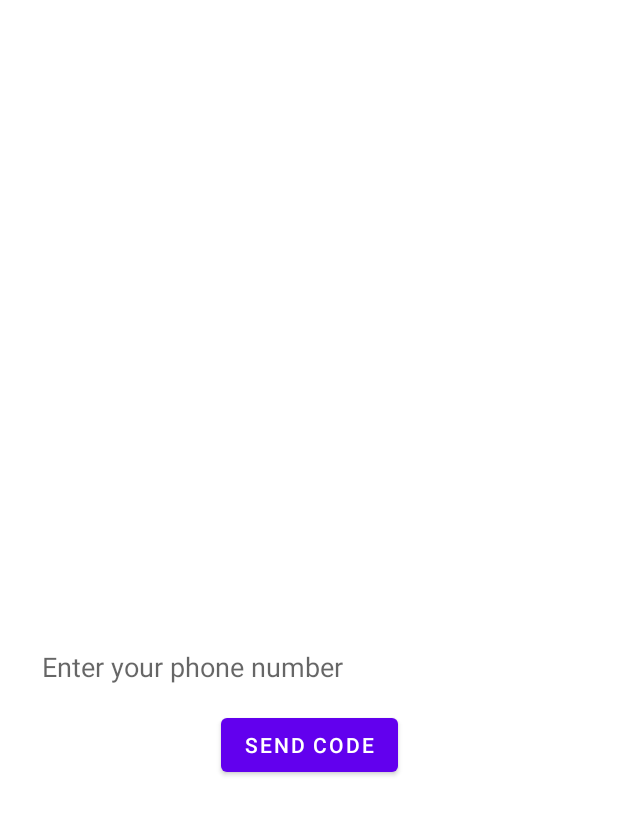
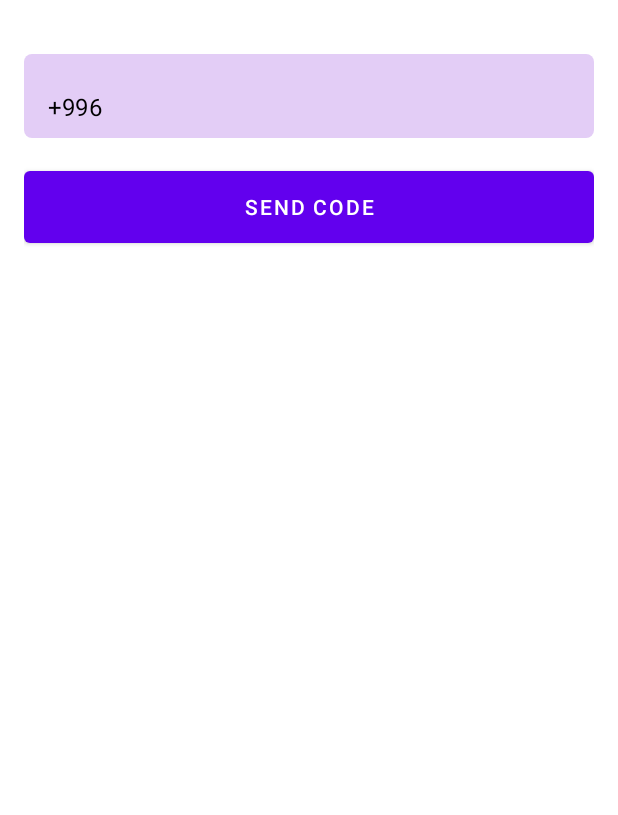
Before and after one commit to Madina192/Geeks_4_TaskManager, an Android app: the layout fragment_phone.xml on its own in the app's theme, with its tools: preview values and no code run, on a phone screen of 412 x 824 dp. Shown: the top 815 px of the screen. Run offline under Robolectric (Android 15) with nearby library versions, the phone set to English and light mode, and no system bars.

Commit message:
added textInputLayout and login pictures

```diff
--- a/app/build.gradle
+++ b/app/build.gradle
@@ -58,5 +58,5 @@ dependencies {
     implementation "androidx.room:room-runtime:$room_version"
     annotationProcessor "androidx.room:room-compiler:$room_version"
     kapt "androidx.room:room-compiler:$room_version"
-    implementation 'com.github.fraggjkee:sms-confirmation-view:1.7.1'
+    implementation 'com.github.sh3lan93:VerifyBlocksView:1.2'
 }
--- a/app/src/main/java/com/example/geeks_4_taskmanager/MainActivity.kt
+++ b/app/src/main/java/com/example/geeks_4_taskmanager/MainActivity.kt
@@ -51,8 +51,6 @@ class MainActivity : AppCompatActivity() {
         )
         setupActionBarWithNavController(navController, appBarConfiguration)
         navView.setupWithNavController(navController)
-
-
     }
 
     private fun setBottomNavVisibility() {
--- /dev/null
+++ b/app/src/main/res/drawable/edit_text_phone_number_bg.xml
@@ -0,0 +1,5 @@
+<?xml version="1.0" encoding="utf-8"?>
+<shape xmlns:android="http://schemas.android.com/apk/res/android">
+    <solid android:color="@color/light_purple"/>
+    <corners android:radius="5dp"/>
+</shape>
--- a/app/src/main/res/layout/fragment_phone.xml
+++ b/app/src/main/res/layout/fragment_phone.xml
@@ -1,34 +1,53 @@
 <?xml version="1.0" encoding="utf-8"?>
 <androidx.constraintlayout.widget.ConstraintLayout xmlns:android="http://schemas.android.com/apk/res/android"
+    xmlns:app="http://schemas.android.com/apk/res-auto"
     xmlns:tools="http://schemas.android.com/tools"
     android:layout_width="match_parent"
     android:layout_height="match_parent"
-    xmlns:app="http://schemas.android.com/apk/res-auto"
+    android:paddingHorizontal="16dp"
+    android:paddingTop="16dp"
     tools:context=".ui.auth.phone.PhoneFragment">
 
-    <EditText
-        app:layout_constraintTop_toTopOf="parent"
-        app:layout_constraintBottom_toBottomOf="parent"
-        android:id="@+id/etPhone"
+    <ImageView
+        android:id="@+id/ivLogin"
         android:layout_width="match_parent"
         android:layout_height="wrap_content"
-        android:hint="@string/enter_your_phone_number"
-        android:inputType="phone"
-        android:layout_marginTop="64dp"
-        android:layout_marginHorizontal="16dp"
-        android:background="@null"
-        android:paddingStart="12dp"
-        />
+        app:layout_constraintStart_toStartOf="parent"
+        app:layout_constraintTop_toTopOf="parent" />
+
+    <com.google.android.material.textfield.TextInputLayout
+        android:id="@+id/inputCountryCode"
+        android:layout_width="match_parent"
+        android:layout_height="wrap_content"
+        android:layout_marginTop="20dp"
+        android:gravity="center_vertical"
+        app:boxStrokeWidth="0dp"
+        app:boxStrokeWidthFocused="0dp"
+        app:layout_constraintEnd_toEndOf="parent"
+        app:layout_constraintStart_toStartOf="parent"
+        app:layout_constraintTop_toBottomOf="@id/ivLogin"
+        app:prefixText="+996"
+        app:prefixTextColor="@color/black">
+
+        <com.google.android.material.textfield.TextInputEditText
+            android:id="@+id/etNumber"
+            android:layout_width="match_parent"
+            android:layout_height="wrap_content"
+            android:background="@drawable/edit_text_phone_number_bg"
+            android:inputType="phone"
+            android:maxLength="9" />
+
+    </com.google.android.material.textfield.TextInputLayout>
+
 
     <Button
         android:id="@+id/btnSendCode"
-        android:layout_width="wrap_content"
-        android:layout_height="wrap_content"
+        android:layout_width="match_parent"
+        android:layout_height="60dp"
+        android:layout_marginTop="16dp"
         android:text="@string/send_code"
-        app:layout_constraintTop_toBottomOf="@id/etPhone"
+        app:layout_constraintEnd_toEndOf="parent"
         app:layout_constraintStart_toStartOf="parent"
-        app:layout_constraintEnd_toEndOf="parent"
-        android:layout_marginTop="16dp"
-        />
+        app:layout_constraintTop_toBottomOf="@id/inputCountryCode" />
 
 </androidx.constraintlayout.widget.ConstraintLayout>
--- a/app/src/main/res/layout/fragment_profile.xml
+++ b/app/src/main/res/layout/fragment_profile.xml
@@ -28,6 +28,7 @@
         android:paddingVertical="10dp"
         android:textColor="@color/black"
         android:textSize="25sp"
+        android:layout_marginHorizontal="16dp"
         android:textStyle="bold" />
 
     <Button
--- a/app/src/main/res/values/colors.xml
+++ b/app/src/main/res/values/colors.xml
@@ -10,4 +10,5 @@
     <color name="blue">#2c9cdb</color>
     <color name="light_blue">#AFD1E4</color>
     <color name="pink">#E10F65</color>
+    <color name="light_purple">#E3CDF6</color>
 </resources>
--- a/app/src/main/res/values/strings.xml
+++ b/app/src/main/res/values/strings.xml
@@ -21,4 +21,5 @@
     <string name="enter_your_phone_number">Enter your phone number</string>
     <string name="send_code">send code</string>
     <string name="enter_the_code">Enter the code</string>
+    <string name="verify">verify</string>
 </resources>
--- a/settings.gradle
+++ b/settings.gradle
@@ -10,6 +10,7 @@ dependencyResolutionManagement {
     repositories {
         google()
         mavenCentral()
+        maven { url 'https://jitpack.io' }
     }
 }
 rootProject.name = "Geeks_4_TaskManager"
```
Also changed, not shown: app/src/main/java/com/example/geeks_4_taskmanager/ui/auth/accept/AcceptFragment.kt (+8 -1 lines), app/src/main/java/com/example/geeks_4_taskmanager/ui/auth/phone/PhoneFragment.kt (+11 -1 lines), app/src/main/res/layout/fragment_accept.xml (+25 -19 lines).
